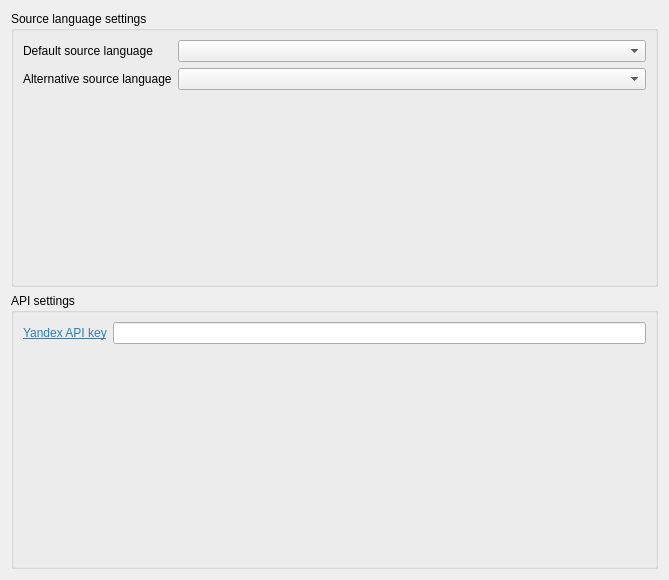
Old version of the form config/translator_config.ui in the repository naraesk/krunner-translator.
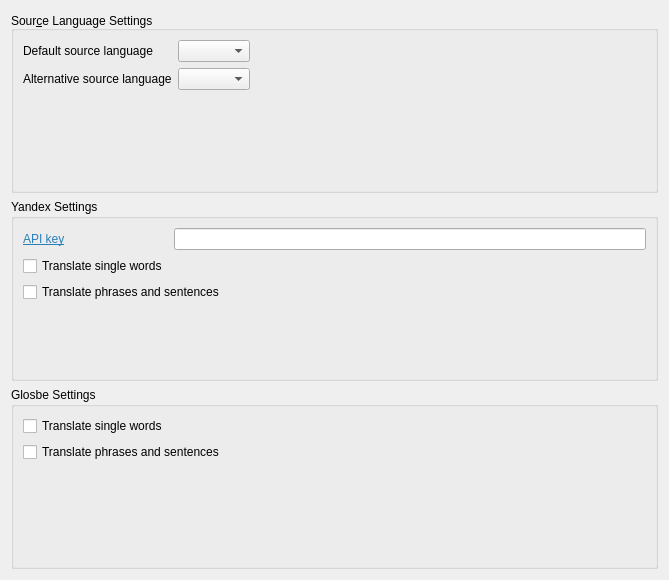
New version of the form.

Diff of the .ui file:
```diff
--- a/config/translator_config.ui
+++ b/config/translator_config.ui
@@ -13,13 +13,37 @@
   </property>
   <layout class="QVBoxLayout" name="verticalLayout">
    <item>
-    <widget class="QGroupBox" name="boxLanguage">
+    <widget class="QGroupBox" name="language">
+     <property name="autoFillBackground">
+      <bool>false</bool>
+     </property>
      <property name="title">
-      <string>Source language settings</string>
+      <string>Sour&amp;ce Language Settings</string>
      </property>
-     <layout class="QHBoxLayout" name="horizontalLayout">
-      <item>
+     <property name="alignment">
+      <set>Qt::AlignBottom|Qt::AlignLeading|Qt::AlignLeft</set>
+     </property>
+     <property name="flat">
+      <bool>false</bool>
+     </property>
+     <property name="checkable">
+      <bool>false</bool>
+     </property>
+     <layout class="QFormLayout" name="formLayout_3">
+      <item row="0" column="0">
        <layout class="QFormLayout" name="formLayout_2">
+        <property name="sizeConstraint">
+         <enum>QLayout::SetMinimumSize</enum>
+        </property>
+        <property name="fieldGrowthPolicy">
+         <enum>QFormLayout::AllNonFixedFieldsGrow</enum>
+        </property>
+        <property name="labelAlignment">
+         <set>Qt::AlignLeading|Qt::AlignLeft|Qt::AlignTop</set>
+        </property>
+        <property name="formAlignment">
+         <set>Qt::AlignLeading|Qt::AlignLeft|Qt::AlignTop</set>
+        </property>
         <item row="0" column="0">
          <widget class="QLabel" name="label_secondary">
           <property name="text">
@@ -54,17 +78,18 @@
     </widget>
    </item>
    <item>
-    <widget class="QGroupBox" name="boxAPI">
+    <widget class="QGroupBox" name="yandex">
+     <property name="enabled">
+      <bool>true</bool>
+     </property>
      <property name="title">
-      <string>API settings</string>
+      <string>Yandex Settings</string>
      </property>
-     <layout class="QVBoxLayout" name="verticalLayout_2">
-      <item>
        <layout class="QFormLayout" name="formLayout">
         <item row="0" column="0">
          <widget class="QLabel" name="label_apikey">
           <property name="text">
-           <string>&lt;html&gt;&lt;head/&gt;&lt;body&gt;&lt;p&gt;&lt;a href=&quot;https://tech.yandex.com/keys/get/?service=trnsl&quot;&gt;&lt;span style=&quot; text-decoration: underline; color:#2980b9;&quot;&gt;Yandex API key&lt;/span&gt;&lt;/a&gt;&lt;/p&gt;&lt;/body&gt;&lt;/html&gt;</string>
+         <string>&lt;html&gt;&lt;head/&gt;&lt;body&gt;&lt;p&gt;&lt;a href=&quot;https://tech.yandex.com/keys/get/?service=trnsl&quot;&gt;&lt;span style=&quot; text-decoration: underline; color:#2980b9;&quot;&gt;API key&lt;/span&gt;&lt;/a&gt;&lt;/p&gt;&lt;/body&gt;&lt;/html&gt;</string>
           </property>
           <property name="openExternalLinks">
            <bool>true</bool>
@@ -84,7 +109,60 @@
           </property>
          </widget>
         </item>
-       </layout>
+      <item row="1" column="0">
+       <widget class="QCheckBox" name="yandex_word">
+        <property name="mouseTracking">
+         <bool>true</bool>
+        </property>
+        <property name="text">
+         <string>Translate single words</string>
+        </property>
+       </widget>
+      </item>
+      <item row="2" column="0" colspan="2">
+       <widget class="QCheckBox" name="yandex_phrase">
+        <property name="text">
+         <string>Translate phrases and sentences</string>
+        </property>
+        <property name="tristate">
+         <bool>false</bool>
+        </property>
+       </widget>
+      </item>
+     </layout>
+    </widget>
+   </item>
+   <item>
+    <widget class="QGroupBox" name="glosbe">
+     <property name="enabled">
+      <bool>true</bool>
+     </property>
+     <property name="layoutDirection">
+      <enum>Qt::LeftToRight</enum>
+     </property>
+     <property name="title">
+      <string>Glosbe Settings</string>
+     </property>
+     <layout class="QFormLayout" name="formLayout_4">
+      <property name="labelAlignment">
+       <set>Qt::AlignLeading|Qt::AlignLeft|Qt::AlignVCenter</set>
+      </property>
+      <item row="0" column="0">
+       <widget class="QCheckBox" name="glosbe_word">
+        <property name="text">
+         <string>Translate single words</string>
+        </property>
+       </widget>
+      </item>
+      <item row="1" column="0">
+       <widget class="QCheckBox" name="glosbe_phrase">
+        <property name="text">
+         <string>Translate phrases and sentences</string>
+        </property>
+        <property name="checked">
+         <bool>false</bool>
+        </property>
+       </widget>
       </item>
      </layout>
     </widget>
```
Left out of the diff: 14 changed lines with no effect on the pictures. Lines whose indentation alone changed are shown as unchanged.
